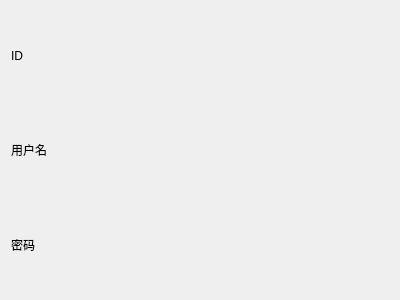
First picture: the form in personal_infomation.ui, repository Joeywzr/f0rum, before the edit.
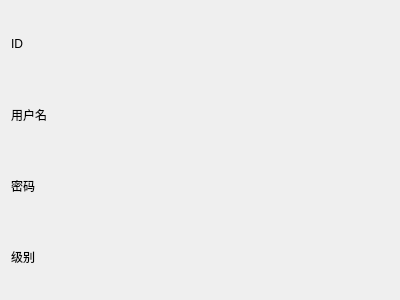
Second picture: the form after the edit.

The edit to the form file:
```diff
--- a/personal_infomation.ui
+++ b/personal_infomation.ui
@@ -37,10 +37,10 @@
        </property>
       </widget>
      </item>
-     <item row="0" column="1">
-      <widget class="QLabel" name="id">
+     <item row="3" column="0">
+      <widget class="QLabel" name="label_4">
        <property name="text">
-        <string/>
+        <string>级别</string>
        </property>
       </widget>
      </item>
```
Left out of the diff: 20 changed lines with no effect on the pictures.
